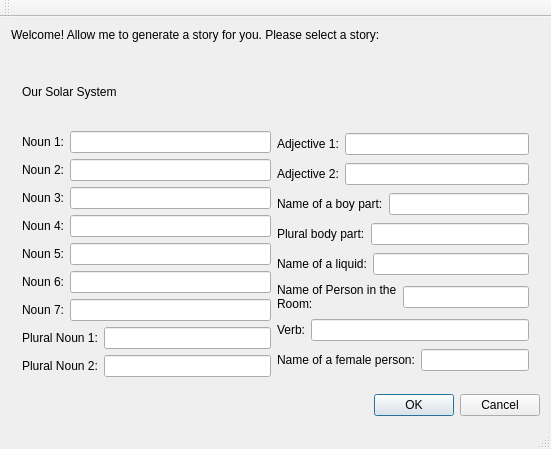
First picture: the form in mad_libs_ui/madlibs.ui, repository jacquelinennguyen/pic10c_final_project, before the edit.
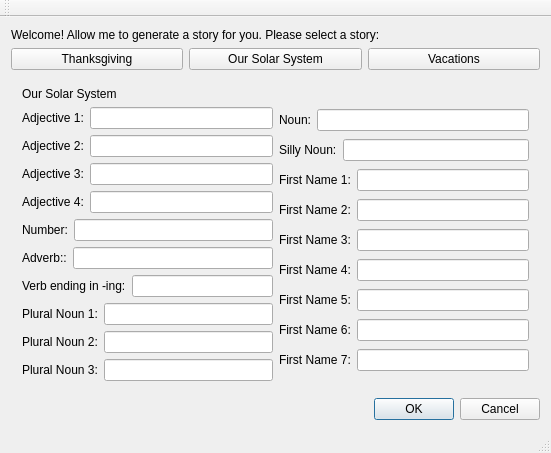
Second picture: the form after the edit. The open tabs and pages were chosen to show the change.

```diff
--- a/mad_libs_ui/madlibs.ui
+++ b/mad_libs_ui/madlibs.ui
@@ -14,8 +14,33 @@
    <string>MadLibs</string>
   </property>
   <widget class="QWidget" name="centralWidget">
-   <layout class="QVBoxLayout" name="verticalLayout">
-    <item>
+   <layout class="QGridLayout" name="gridLayout">
+    <item row="1" column="0">
+     <layout class="QHBoxLayout" name="horizontalLayout_53">
+      <item>
+       <widget class="QPushButton" name="pushButton">
+        <property name="text">
+         <string>Thanksgiving</string>
+        </property>
+       </widget>
+      </item>
+      <item>
+       <widget class="QPushButton" name="pushButton_2">
+        <property name="text">
+         <string>Our Solar System</string>
+        </property>
+       </widget>
+      </item>
+      <item>
+       <widget class="QPushButton" name="pushButton_3">
+        <property name="text">
+         <string>Vacations</string>
+        </property>
+       </widget>
+      </item>
+     </layout>
+    </item>
+    <item row="0" column="0">
      <widget class="QLabel" name="Welcome">
       <property name="text">
        <string>Welcome! Allow me to generate a story for you. Please select a story:</string>
@@ -28,7 +53,7 @@
       </property>
      </widget>
     </item>
-    <item>
+    <item row="2" column="0">
      <widget class="QStackedWidget" name="stackedWidget">
       <property name="currentIndex">
        <number>1</number>
@@ -311,30 +336,72 @@
           <item>
            <layout class="QVBoxLayout" name="verticalLayout_5">
             <item>
-             <layout class="QHBoxLayout" name="horizontalLayout_18">
+             <layout class="QHBoxLayout" name="horizontalLayout_27">
               <item>
-               <widget class="QLabel" name="label_20">
+               <widget class="QLabel" name="label_29">
                 <property name="text">
-                 <string>Noun 1:</string>
+                 <string>Adjective 1:</string>
                 </property>
                </widget>
               </item>
               <item>
-               <widget class="QLineEdit" name="thx_noun1_2"/>
+               <widget class="QLineEdit" name="thx_adj1_2"/>
               </item>
              </layout>
             </item>
             <item>
-             <layout class="QHBoxLayout" name="horizontalLayout_19">
+             <layout class="QHBoxLayout" name="horizontalLayout_28">
               <item>
-               <widget class="QLabel" name="label_21">
+               <widget class="QLabel" name="label_30">
                 <property name="text">
-                 <string>Noun 2:</string>
+                 <string>Adjective 2:</string>
                 </property>
                </widget>
               </item>
               <item>
-               <widget class="QLineEdit" name="thx_noun2_2"/>
+               <widget class="QLineEdit" name="thx_adj2_2"/>
+              </item>
+             </layout>
+            </item>
+            <item>
+             <layout class="QHBoxLayout" name="horizontalLayout_29">
+              <item>
+               <widget class="QLabel" name="label_31">
+                <property name="text">
+                 <string>Adjective 3:</string>
+                </property>
+               </widget>
+              </item>
+              <item>
+               <widget class="QLineEdit" name="thx_body_2"/>
+              </item>
+             </layout>
+            </item>
+            <item>
+             <layout class="QHBoxLayout" name="horizontalLayout_30">
+              <item>
+               <widget class="QLabel" name="label_32">
+                <property name="text">
+                 <string>Adjective 4:</string>
+                </property>
+               </widget>
+              </item>
+              <item>
+               <widget class="QLineEdit" name="thx_plbody_2"/>
+              </item>
+             </layout>
+            </item>
+            <item>
+             <layout class="QHBoxLayout" name="horizontalLayout_54">
+              <item>
+               <widget class="QLabel" name="label_58">
+                <property name="text">
+                 <string>Number:</string>
+                </property>
+               </widget>
+              </item>
+              <item>
+               <widget class="QLineEdit" name="thx_plbody_4"/>
               </item>
              </layout>
             </item>
@@ -343,7 +410,7 @@
               <item>
                <widget class="QLabel" name="label_22">
                 <property name="text">
-                 <string>Noun 3:</string>
+                 <string>Adverb::</string>
                 </property>
                </widget>
               </item>
@@ -357,7 +424,7 @@
               <item>
                <widget class="QLabel" name="label_23">
                 <property name="text">
-                 <string>Noun 4:</string>
+                 <string>Verb ending in -ing:</string>
                 </property>
                </widget>
               </item>
@@ -366,48 +433,6 @@
               </item>
              </layout>
             </item>
-            <item>
-             <layout class="QHBoxLayout" name="horizontalLayout_22">
-              <item>
-               <widget class="QLabel" name="label_24">
-                <property name="text">
-                 <string>Noun 5:</string>
-                </property>
-               </widget>
-              </item>
-              <item>
-               <widget class="QLineEdit" name="thx_noun5_2"/>
-              </item>
-             </layout>
-            </item>
-            <item>
-             <layout class="QHBoxLayout" name="horizontalLayout_23">
-              <item>
-               <widget class="QLabel" name="label_25">
-                <property name="text">
-                 <string>Noun 6:</string>
-                </property>
-               </widget>
-              </item>
-              <item>
-               <widget class="QLineEdit" name="thx_noun6_2"/>
-              </item>
-             </layout>
-            </item>
-            <item>
-             <layout class="QHBoxLayout" name="horizontalLayout_24">
-              <item>
-               <widget class="QLabel" name="label_26">
-                <property name="text">
-                 <string>Noun 7:</string>
-                </property>
-               </widget>
-              </item>
-              <item>
-               <widget class="QLineEdit" name="thx_noun7_2"/>
-              </item>
-             </layout>
-            </item>
             <item>
              <layout class="QHBoxLayout" name="horizontalLayout_25">
               <item>
@@ -436,63 +461,49 @@
               </item>
              </layout>
             </item>
+            <item>
+             <layout class="QHBoxLayout" name="horizontalLayout_24">
+              <item>
+               <widget class="QLabel" name="label_26">
+                <property name="text">
+                 <string>Plural Noun 3:</string>
+                </property>
+               </widget>
+              </item>
+              <item>
+               <widget class="QLineEdit" name="thx_noun7_2"/>
+              </item>
+             </layout>
+            </item>
            </layout>
           </item>
           <item>
            <layout class="QVBoxLayout" name="verticalLayout_6">
             <item>
-             <layout class="QHBoxLayout" name="horizontalLayout_27">
+             <layout class="QHBoxLayout" name="horizontalLayout_18">
               <item>
-               <widget class="QLabel" name="label_29">
+               <widget class="QLabel" name="label_20">
                 <property name="text">
-                 <string>Adjective 1:</string>
+                 <string>Noun:</string>
                 </property>
                </widget>
               </item>
               <item>
-               <widget class="QLineEdit" name="thx_adj1_2"/>
+               <widget class="QLineEdit" name="thx_noun1_2"/>
               </item>
              </layout>
             </item>
             <item>
-             <layout class="QHBoxLayout" name="horizontalLayout_28">
+             <layout class="QHBoxLayout" name="horizontalLayout_19">
               <item>
-               <widget class="QLabel" name="label_30">
+               <widget class="QLabel" name="label_21">
                 <property name="text">
-                 <string>Adjective 2:</string>
+                 <string>Silly Noun:</string>
                 </property>
                </widget>
               </item>
               <item>
-               <widget class="QLineEdit" name="thx_adj2_2"/>
-              </item>
-             </layout>
-            </item>
-            <item>
-             <layout class="QHBoxLayout" name="horizontalLayout_29">
-              <item>
-               <widget class="QLabel" name="label_31">
-                <property name="text">
-                 <string>Name of a boy part:</string>
-                </property>
-               </widget>
-              </item>
-              <item>
-               <widget class="QLineEdit" name="thx_body_2"/>
-              </item>
-             </layout>
-            </item>
-            <item>
-             <layout class="QHBoxLayout" name="horizontalLayout_30">
-              <item>
-               <widget class="QLabel" name="label_32">
-                <property name="text">
-                 <string>Plural body part:</string>
-                </property>
-               </widget>
-              </item>
-              <item>
-               <widget class="QLineEdit" name="thx_plbody_2"/>
+               <widget class="QLineEdit" name="thx_noun2_2"/>
               </item>
              </layout>
             </item>
@@ -501,7 +512,7 @@
               <item>
                <widget class="QLabel" name="label_33">
                 <property name="text">
-                 <string>Name of a liquid:</string>
+                 <string>First Name 1:</string>
                 </property>
                </widget>
               </item>
@@ -515,7 +526,7 @@
               <item>
                <widget class="QLabel" name="label_34">
                 <property name="text">
-                 <string>Name of Person in the Room:</string>
+                 <string>First Name 2:</string>
                 </property>
                 <property name="wordWrap">
                  <bool>true</bool>
@@ -532,7 +543,7 @@
               <item>
                <widget class="QLabel" name="label_35">
                 <property name="text">
-                 <string>Verb:</string>
+                 <string>First Name 3:</string>
                 </property>
                </widget>
               </item>
@@ -546,7 +557,7 @@
               <item>
                <widget class="QLabel" name="label_36">
                 <property name="text">
-                 <string>Name of a female person:</string>
+                 <string>First Name 4:</string>
                 </property>
                </widget>
               </item>
@@ -555,6 +566,48 @@
               </item>
              </layout>
             </item>
+            <item>
+             <layout class="QHBoxLayout" name="horizontalLayout_22">
+              <item>
+               <widget class="QLabel" name="label_24">
+                <property name="text">
+                 <string>First Name 5:</string>
+                </property>
+               </widget>
+              </item>
+              <item>
+               <widget class="QLineEdit" name="thx_noun5_2"/>
+              </item>
+             </layout>
+            </item>
+            <item>
+             <layout class="QHBoxLayout" name="horizontalLayout_52">
+              <item>
+               <widget class="QLabel" name="label_57">
+                <property name="text">
+                 <string>First Name 6:</string>
+                </property>
+               </widget>
+              </item>
+              <item>
+               <widget class="QLineEdit" name="thx_noun6_4"/>
+              </item>
+             </layout>
+            </item>
+            <item>
+             <layout class="QHBoxLayout" name="horizontalLayout_23">
+              <item>
+               <widget class="QLabel" name="label_25">
+                <property name="text">
+                 <string>First Name 7:</string>
+                </property>
+               </widget>
+              </item>
+              <item>
+               <widget class="QLineEdit" name="thx_noun6_2"/>
+              </item>
+             </layout>
+            </item>
            </layout>
           </item>
          </layout>
@@ -845,7 +898,7 @@
       </widget>
      </widget>
     </item>
-    <item>
+    <item row="3" column="0">
      <widget class="QDialogButtonBox" name="buttonBox">
       <property name="standardButtons">
        <set>QDialogButtonBox::Cancel|QDialogButtonBox::Ok</set>
```
Left out of the diff: 36 changed lines with no effect on the pictures.
